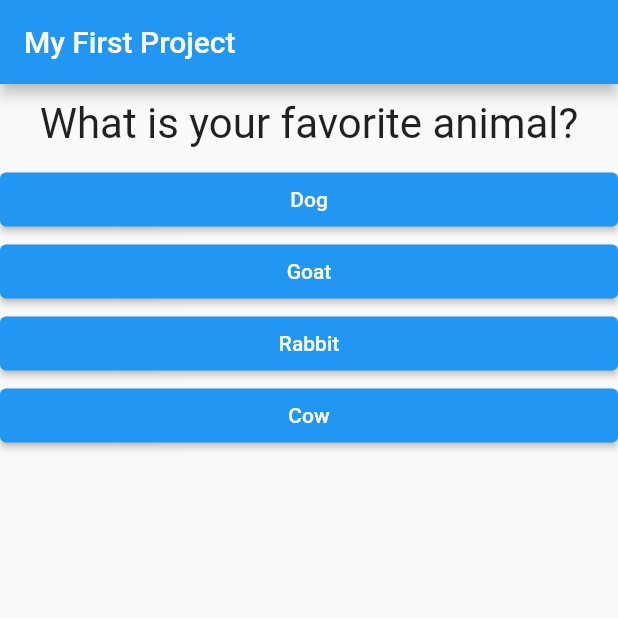
After one commit to Highbeekhay/first_project, a Flutter app: the screen it shows after launch, after a tap on "Black", on a phone screen of 412 x 824 dp, the top half of it. The commit adds this screen. Run offline on Flutter 3.47's test engine with Material 2 defaults, Android fonts, the phone set to English and light mode, and no system bars.

Commit message:
step four

```diff
--- a/lib/main.dart
+++ b/lib/main.dart
@@ -1,6 +1,7 @@
+import 'package:first_project/result.dart';
 import 'package:flutter/material.dart';
-import './question.dart';
-import './answer.dart';
+import './quiz.dart';
+import './result.dart';
 
 void main() => runApp(MyApp());
 
@@ -13,6 +14,21 @@ class MyApp extends StatefulWidget {
 }
 
 class _MyAppState extends State<MyApp> {
+  final _questions = const [
+    {
+      'questionText': 'What is your favorite color?',
+      'answers': ['Black', 'Red', 'Green', 'White'],
+    },
+    {
+      'questionText': 'What is your favorite animal?',
+      'answers': ['Dog', 'Goat', 'Rabbit', 'Cow'],
+    },
+    {
+      'questionText': 'Who is your favorite instuctor',
+      'answers': ['Highbeekay', 'Highbeekay', 'Highbeekay', 'Highbeekay'],
+    },
+  ];
+
   var _questionIndex = 0;
 
   void _answerQuestion() {
@@ -20,40 +36,29 @@ class _MyAppState extends State<MyApp> {
       _questionIndex = _questionIndex + 1;
     });
     print(_questionIndex);
+    if (_questionIndex < _questions.length) {
+      print('We have more questions');
+    } else {
+      print('No more questions!');
+    }
   }
 
   @override
   Widget build(BuildContext context) {
-    var questions = [
-      {
-        'questionText': 'What is your favorite color?',
-        'answers': ['Black', 'Red', 'Green', 'White'],
-      },
-      {
-        'questionText': 'What is your favorite animal?',
-        'answers': ['Dog', 'Goat', 'Rabbit', 'Cow'],
-      },
-      {
-        'questionText': 'Who is your favorite instuctor',
-        'answers': ['Highbeekay', 'Highbeekay', 'Highbeekay', 'Highbeekay'],
-      },
-    ];
+    //questions = []; // does not work if questions is a const
+
     return MaterialApp(
       home: Scaffold(
         appBar: AppBar(
           title: Text('My First Project'),
         ),
-        body: Column(
-          children: [
-            Question(
-              questions[_questionIndex]['questionText'] as String,
-            ),
-            ...(questions[_questionIndex]['answers'] as List<String>)
-                .map((answer) {
-              return Answer(_answerQuestion, answer);
-            }).toList()
-          ],
-        ),
+        body: _questionIndex < _questions.length
+            ? Quiz(
+                answerQuestion: _answerQuestion,
+                questionIndex: _questionIndex,
+                questions: _questions,
+              )
+            : Result(),
       ),
     );
   }
--- /dev/null
+++ b/lib/quiz.dart
@@ -0,0 +1,29 @@
+import 'package:flutter/material.dart';
+import './question.dart';
+import './answer.dart';
+
+class Quiz extends StatelessWidget {
+  final List<Map<String, Object>> questions;
+  final int questionIndex;
+  final VoidCallback answerQuestion;
+
+  Quiz({
+    required this.questions,
+    required this.questionIndex,
+    required this.answerQuestion,
+  });
+
+  @override
+  Widget build(BuildContext context) {
+    return Column(
+      children: [
+        Question(
+          questions[questionIndex]['questionText'] as String,
+        ),
+        ...(questions[questionIndex]['answers'] as List<String>).map((answer) {
+          return Answer(answerQuestion, answer);
+        }).toList()
+      ],
+    );
+  }
+}
```
Also changed, not shown: lib/result.dart (added, +10 -0 lines).
